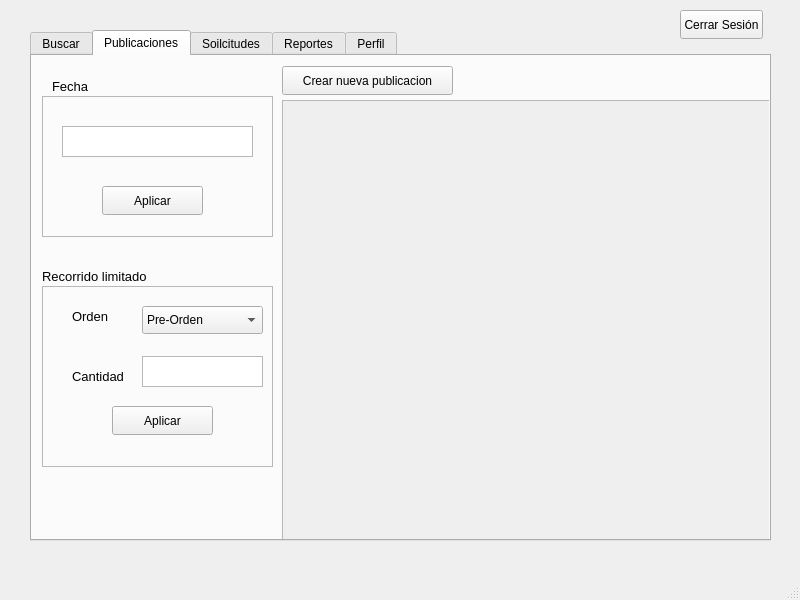
Before: the Qt Designer form Fase 2/Fase2EDD/interfazprincipal.ui in matiuuh/-EDD-Proyecto1_202203009, drawn with Qt 5.
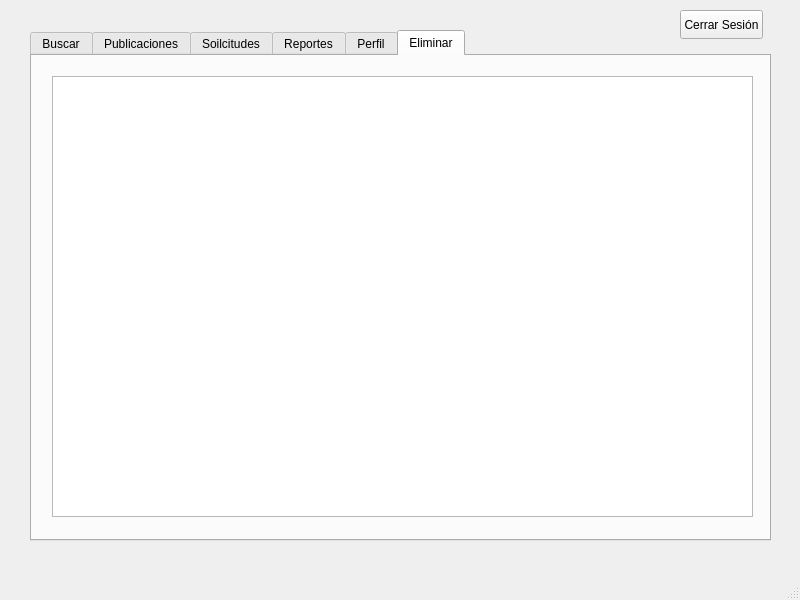
After: the same form once the commit is applied.

Commit message: útlimo intento para borrar publicaciones

Diff of the .ui file:
```diff
--- a/Fase 2/Fase2EDD/interfazprincipal.ui
+++ b/Fase 2/Fase2EDD/interfazprincipal.ui
@@ -37,7 +37,7 @@
      </rect>
     </property>
     <property name="currentIndex">
-     <number>1</number>
+     <number>5</number>
     </property>
     <widget class="QWidget" name="sss">
      <attribute name="title">
@@ -993,6 +993,21 @@
       </property>
      </widget>
     </widget>
+    <widget class="QWidget" name="tab_5">
+     <attribute name="title">
+      <string>Eliminar</string>
+     </attribute>
+     <widget class="QTableView" name="tbl_publicacionesEliminar">
+      <property name="geometry">
+       <rect>
+        <x>20</x>
+        <y>20</y>
+        <width>701</width>
+        <height>441</height>
+       </rect>
+      </property>
+     </widget>
+    </widget>
    </widget>
   </widget>
   <widget class="QStatusBar" name="statusbar"/>
```
Left out of the diff: 2 changed lines with no effect on the pictures. The commit also changes 9 other files.
